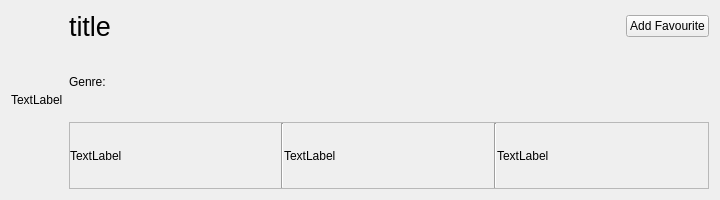
Before: the Qt Designer form ClipFlix/movie_scroll.ui in andralves717/IHC_Clipflix, drawn with Qt 5.
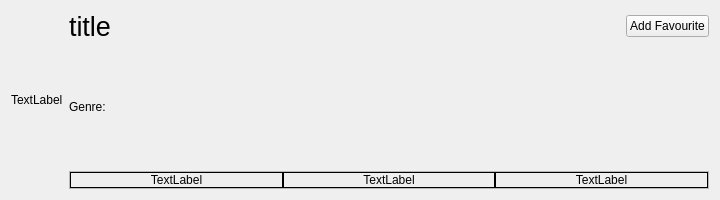
After: the same form once the commit is applied.

```diff
--- a/ClipFlix/movie_scroll.ui
+++ b/ClipFlix/movie_scroll.ui
@@ -82,6 +82,12 @@
        </item>
        <item>
         <widget class="QFrame" name="frame">
+         <property name="sizePolicy">
+          <sizepolicy hsizetype="Preferred" vsizetype="Maximum">
+           <horstretch>0</horstretch>
+           <verstretch>0</verstretch>
+          </sizepolicy>
+         </property>
          <property name="frameShape">
           <enum>QFrame::StyledPanel</enum>
          </property>
@@ -106,39 +112,46 @@
           </property>
           <item>
            <layout class="QHBoxLayout" name="horizontalLayout_3">
+            <property name="spacing">
+             <number>0</number>
+            </property>
             <item>
              <widget class="QLabel" name="year">
+              <property name="frameShape">
+               <enum>QFrame::Box</enum>
+              </property>
               <property name="text">
                <string>TextLabel</string>
               </property>
-             </widget>
-            </item>
-            <item>
-             <widget class="Line" name="line_2">
-              <property name="orientation">
-               <enum>Qt::Vertical</enum>
+              <property name="alignment">
+               <set>Qt::AlignCenter</set>
               </property>
              </widget>
             </item>
             <item>
              <widget class="QLabel" name="duration">
+              <property name="frameShape">
+               <enum>QFrame::Box</enum>
+              </property>
               <property name="text">
                <string>TextLabel</string>
               </property>
-             </widget>
-            </item>
-            <item>
-             <widget class="Line" name="line">
-              <property name="orientation">
-               <enum>Qt::Vertical</enum>
+              <property name="alignment">
+               <set>Qt::AlignCenter</set>
               </property>
              </widget>
             </item>
             <item>
              <widget class="QLabel" name="rating">
+              <property name="frameShape">
+               <enum>QFrame::Box</enum>
+              </property>
               <property name="text">
                <string>TextLabel</string>
               </property>
+              <property name="alignment">
+               <set>Qt::AlignCenter</set>
+              </property>
              </widget>
             </item>
            </layout>
```
